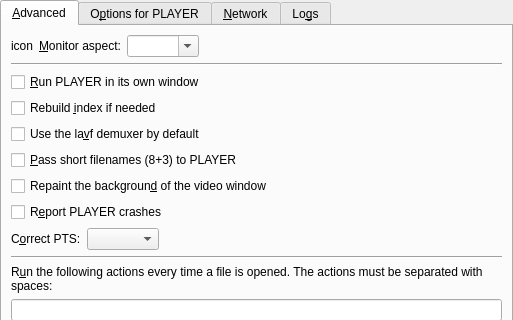
The window that src/prefadvanced.ui (wilbert2000/wzplayer) describes before a commit, drawn with Qt 5; both pictures show x 0 to 513 and y 0 to 320 of the 513 by 469 pixel window.
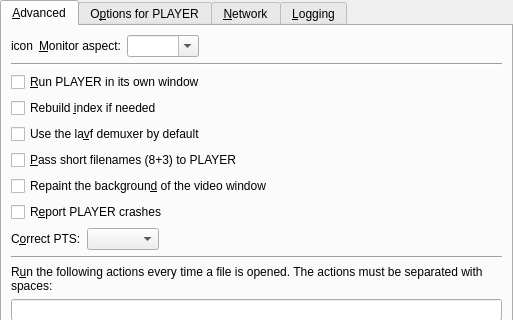
The same window after the commit. The open tabs and pages were chosen to show the change. Custom widgets are drawn as their Qt base class.

Commit message: Renamed Logs tab to Logging tab in advanced preferences

The edit to the form file:
```diff
--- a/src/prefadvanced.ui
+++ b/src/prefadvanced.ui
@@ -531,7 +531,7 @@
      </widget>
      <widget class="QWidget" name="tab4">
       <attribute name="title">
-       <string>Lo&amp;gs</string>
+       <string>&amp;Logging</string>
       </attribute>
       <layout class="QVBoxLayout" name="verticalLayout_3">
        <item>
```
Left out of the diff: 2 changed lines with no effect on the pictures. The commit also changes 1 other file.
